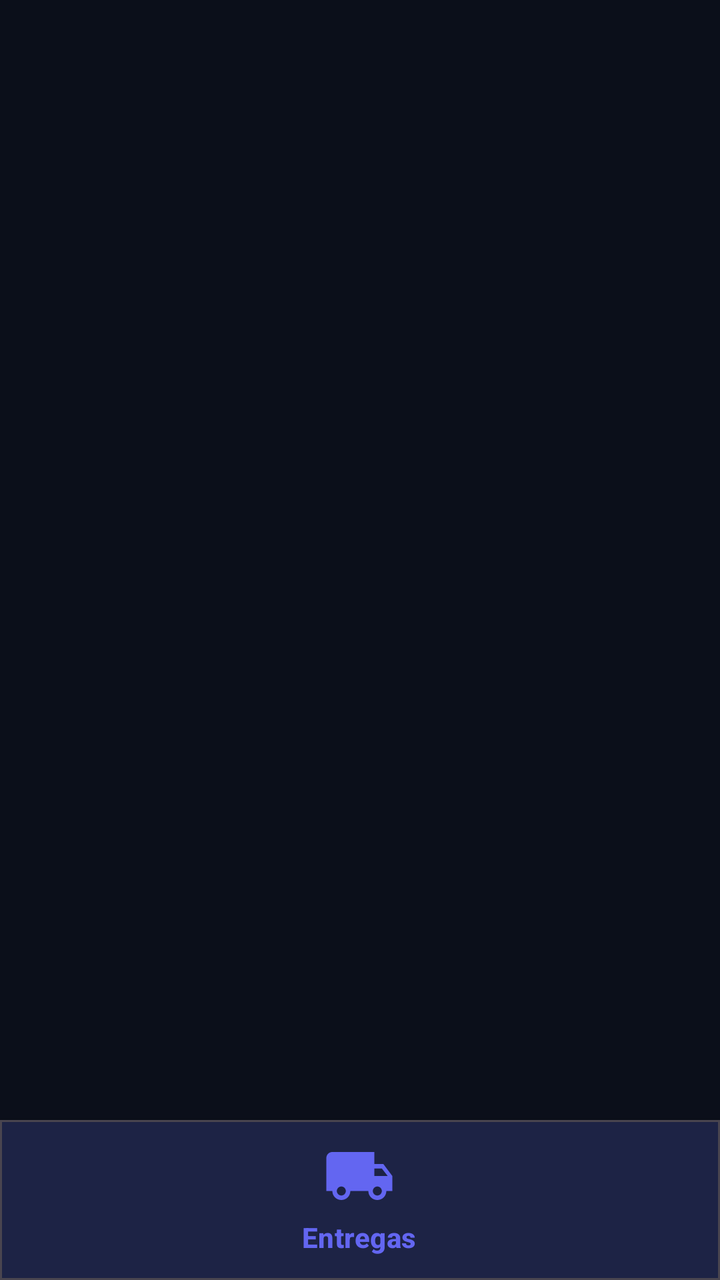
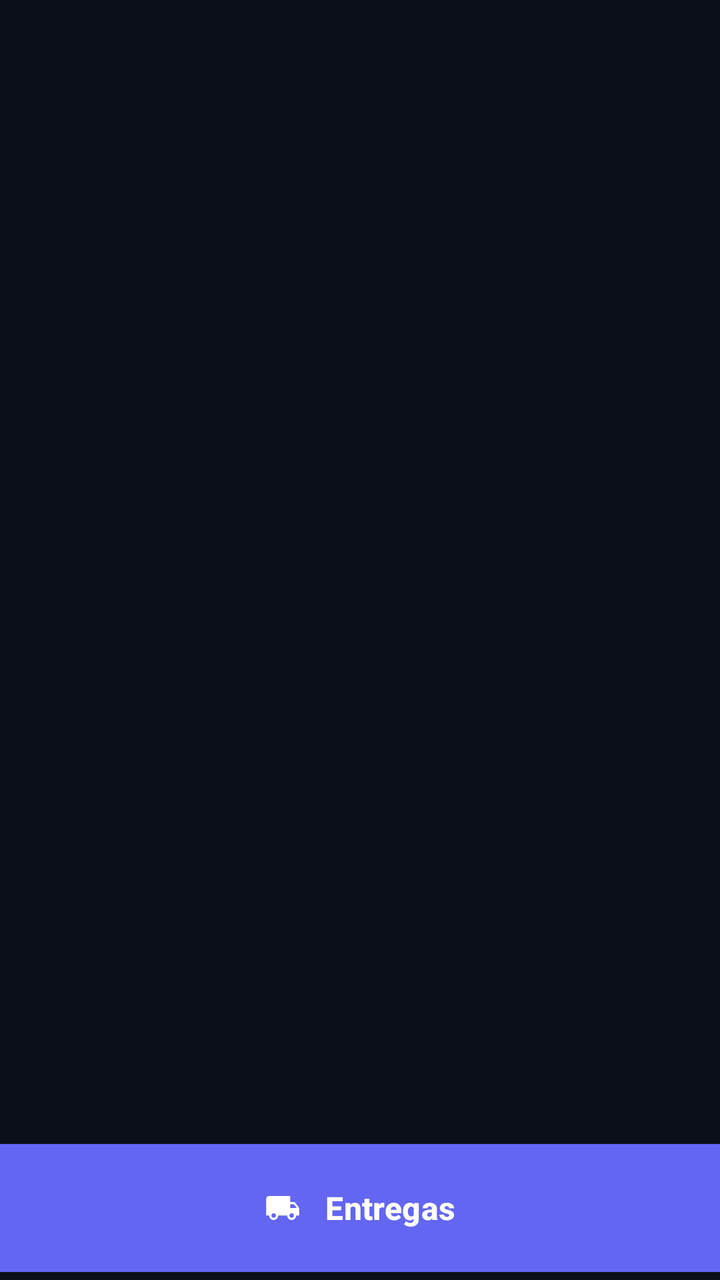

Before-and-after screenshots of an Android layout around one commit, followed by the original layout XML and the change that was made.
<!-- AndroidManifest.xml: application theme Theme.Entregador -->
<!-- res/layout/activity_home.xml -->
<?xml version="1.0" encoding="utf-8"?>
<LinearLayout xmlns:android="http://schemas.android.com/apk/res/android"
    xmlns:app="http://schemas.android.com/apk/res-auto"
    android:layout_width="match_parent"
    android:layout_height="match_parent"
    android:orientation="vertical"
    android:background="@color/background">

    <FrameLayout
        android:id="@+id/fragment_container"
        android:layout_width="match_parent"
        android:layout_height="0dp"
        android:layout_weight="1"
        android:background="@color/background" />

    <com.google.android.material.card.MaterialCardView
        android:layout_width="match_parent"
        android:layout_height="wrap_content"
        app:cardBackgroundColor="@color/surface"
        app:cardElevation="16dp"
        app:cardCornerRadius="0dp">

        <com.google.android.material.bottomnavigation.BottomNavigationView
            android:id="@+id/bottomNav"
            android:layout_width="match_parent"
            android:layout_height="80dp"
            android:background="@color/surface"
            app:menu="@menu/bottom_nav_menu"
            app:itemIconTint="@color/nav_item_selector"
            app:itemTextColor="@color/nav_item_selector"
            app:labelVisibilityMode="labeled"
            app:itemIconSize="36dp"
            app:itemTextAppearanceActive="@style/TextAppearance.Material3.LabelLarge"
            app:itemTextAppearanceInactive="@style/TextAppearance.Material3.LabelMedium" />
    </com.google.android.material.card.MaterialCardView>

</LinearLayout>
<!-- resources referenced by this layout -->
<resources>
  <color name="background">#0B0F1A</color>
  <color name="surface">#111827</color>
  <style name="Theme.Entregador" parent="Theme.Material3.Dark.NoActionBar">
          <item name="colorPrimary">@color/primary</item>
          <item name="colorPrimaryVariant">@color/primary_dark</item>
          <item name="colorSecondary">@color/accent</item>
          <item name="colorSurface">@color/surface</item>
          <item name="colorOnSurface">@color/text_primary</item>
          <item name="android:statusBarColor">@color/background</item>
          <item name="android:navigationBarColor">@color/background</item>
          <item name="android:windowBackground">@color/background</item>
          <item name="android:textColor">@color/text_primary</item>
      </style>
  <color name="primary">#6366F1</color>
  <color name="primary_dark">#4F46E5</color>
  <color name="accent">#22D3EE</color>
  <color name="text_primary">#F1F5F9</color>
</resources>

<!-- the commit's change to res/layout/activity_home.xml (unified diff, before → after) -->
@@ -13,25 +13,19 @@
         android:layout_weight="1"
         android:background="@color/background" />
 
-    <com.google.android.material.card.MaterialCardView
+    <com.google.android.material.button.MaterialButton
+        android:id="@+id/bottomNav"
         android:layout_width="match_parent"
-        android:layout_height="wrap_content"
-        app:cardBackgroundColor="@color/surface"
-        app:cardElevation="16dp"
-        app:cardCornerRadius="0dp">
-
-        <com.google.android.material.bottomnavigation.BottomNavigationView
-            android:id="@+id/bottomNav"
-            android:layout_width="match_parent"
-            android:layout_height="80dp"
-            android:background="@color/surface"
-            app:menu="@menu/bottom_nav_menu"
-            app:itemIconTint="@color/nav_item_selector"
-            app:itemTextColor="@color/nav_item_selector"
-            app:labelVisibilityMode="labeled"
-            app:itemIconSize="36dp"
-            app:itemTextAppearanceActive="@style/TextAppearance.Material3.LabelLarge"
-            app:itemTextAppearanceInactive="@style/TextAppearance.Material3.LabelMedium" />
-    </com.google.android.material.card.MaterialCardView>
+        android:layout_height="72dp"
+        android:text="Entregas"
+        android:textStyle="bold"
+        android:textSize="16sp"
+        android:textColor="@color/on_primary"
+        app:icon="@drawable/ic_tarefas"
+        app:iconGravity="textStart"
+        app:iconPadding="12dp"
+        app:iconTint="@color/on_primary"
+        app:cornerRadius="0dp"
+        android:backgroundTint="@color/primary" />
 
 </LinearLayout>
<!-- resource entries referenced after the edit -->
@@ -1,6 +1,7 @@
 <!-- resources referenced by this layout -->
 <resources>
   <color name="background">#0B0F1A</color>
+  <color name="on_primary">#FFFFFF</color>
   <color name="surface">#111827</color>
   <style name="Theme.Entregador" parent="Theme.Material3.Dark.NoActionBar">
           <item name="colorPrimary">@color/primary</item>
@@ -14,6 +15,17 @@
           <item name="android:textColor">@color/text_primary</item>
       </style>
   <color name="primary">#6366F1</color>
+  <!-- drawable ic_tarefas (drawable) -->
+  <?xml version="1.0" encoding="utf-8"?>
+  <vector xmlns:android="http://schemas.android.com/apk/res/android"
+      android:width="32dp"
+      android:height="32dp"
+      android:viewportWidth="24"
+      android:viewportHeight="24">
+      <path
+          android:fillColor="#FFFFFFFF"
+          android:pathData="M20,8h-3V4H3C1.9,4 1,4.9 1,6v11h2c0,1.66 1.34,3 3,3s3,-1.34 3,-3h6c0,1.66 1.34,3 3,3s3,-1.34 3,-3h2V12L20,8zM6,18.5c-0.83,0 -1.5,-0.67 -1.5,-1.5s0.67,-1.5 1.5,-1.5 1.5,0.67 1.5,1.5 -0.67,1.5 -1.5,1.5zM19.5,9.5l1.96,2.5H17V9.5h2.5zM18,18.5c-0.83,0 -1.5,-0.67 -1.5,-1.5s0.67,-1.5 1.5,-1.5 1.5,0.67 1.5,1.5 -0.67,1.5 -1.5,1.5z"/>
+  </vector>
   <color name="primary_dark">#4F46E5</color>
   <color name="accent">#22D3EE</color>
   <color name="text_primary">#F1F5F9</color>
